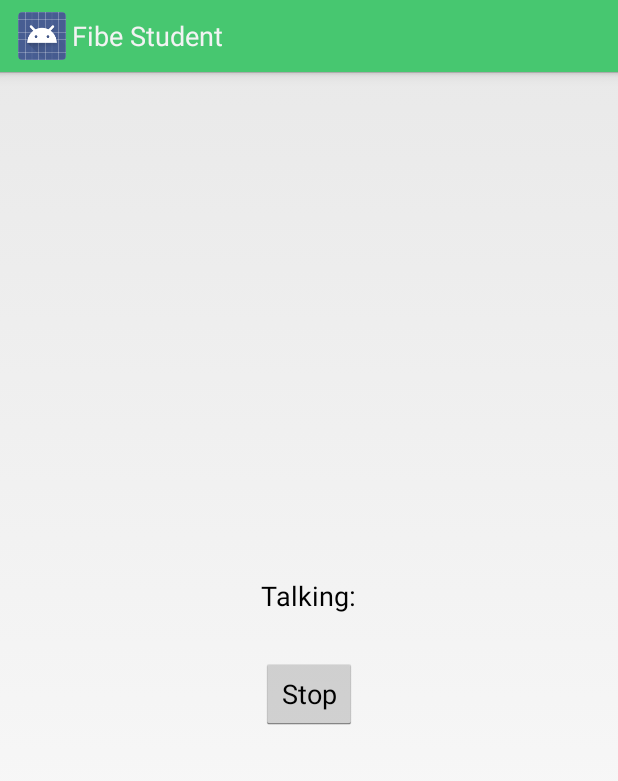
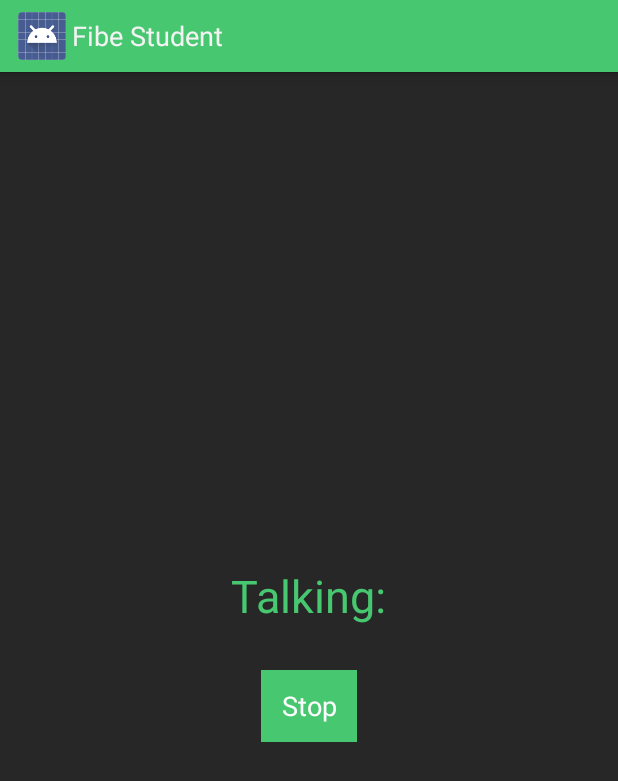
Before and after one commit to bountygiver/fibegang, an Android app: the layout fragment_talk.xml on its own in the app's theme, with its tools: preview values and no code run, on a phone screen of 412 x 824 dp. Shown: the top 781 px of the screen. Run offline under Robolectric (Android 15) with nearby library versions, the phone set to English and light mode, and no system bars; network calls fail.

Commit message:
Edited login in, server login, and talk page XML's

```diff
--- a/FibeStudentClient/app/src/main/res/layout/fragment_talk.xml
+++ b/FibeStudentClient/app/src/main/res/layout/fragment_talk.xml
@@ -4,7 +4,8 @@
     android:layout_height="match_parent"
     tools:context=".dummy.TalkFragment"
     android:orientation="vertical"
-    android:gravity="center">
+    android:gravity="center"
+    android:background="#272727">
 
     <!-- TODO: Update blank fragment layout -->
 
@@ -18,6 +19,8 @@
         android:layout_height="wrap_content"
         android:textAppearance="?android:attr/textAppearanceMedium"
         android:text="@string/labelTalking"
+        android:textColor="#47C770"
+        android:textSize="30sp"
         android:id="@+id/textView" />
 
     <TextView
@@ -30,5 +33,7 @@
         android:layout_width="wrap_content"
         android:layout_height="wrap_content"
         android:text="@string/btnTalkStop"
+        android:background="#47C770"
+        android:textColor="#ffffff"
         android:id="@+id/button" />
 </LinearLayout>
```
Also changed, not shown: FibeStudentClient/app/src/main/res/layout/activity_login.xml (+7 -2 lines), FibeStudentClient/app/src/main/res/layout/fragment_main.xml (+11 -4 lines).
